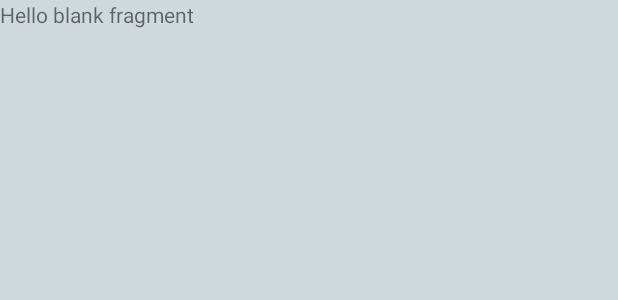
After one commit to MrZeRo2000/odeon-android, an Android app: the layout compositions_fragment.xml on its own in the app's theme, with its tools: preview values and no code run, on a phone screen of 412 x 824 dp. The commit adds this screen. Shown: the top 300 px of the screen. Run offline under Robolectric (Android 15) with nearby library versions, the phone set to English and light mode, and no system bars.

Commit message:
compositions and loading data

```diff
--- a/app/src/main/java/com/romanpulov/odeon/db/ArtifactDAO.java
+++ b/app/src/main/java/com/romanpulov/odeon/db/ArtifactDAO.java
@@ -17,6 +17,6 @@ public interface ArtifactDAO {
     @Query("SELECT * FROM artifacts")
     List<Artifact> getAll();
 
-    @Query("SELECT * FROM artifacts WHERE arts_id = :artistId ORDER BY artf_year, arts_id")
+    @Query("SELECT * FROM artifacts WHERE arts_id = :artistId ORDER BY artf_year, arts_id, artf_name")
     List<Artifact> getByArtist(int artistId);
 }
--- /dev/null
+++ b/app/src/main/res/layout/compositions_fragment.xml
@@ -0,0 +1,14 @@
+<?xml version="1.0" encoding="utf-8"?>
+<FrameLayout xmlns:android="http://schemas.android.com/apk/res/android"
+    xmlns:tools="http://schemas.android.com/tools"
+    android:layout_width="match_parent"
+    android:layout_height="match_parent"
+    tools:context=".CompositionsFragment">
+
+    <!-- TODO: Update blank fragment layout -->
+    <TextView
+        android:layout_width="match_parent"
+        android:layout_height="match_parent"
+        android:text="@string/hello_blank_fragment" />
+
+</FrameLayout>
```
Also changed, not shown: app/src/main/java/com/romanpulov/odeon/ArtifactsFragment.java (+16 -2 lines), app/src/main/java/com/romanpulov/odeon/ArtifactsRecyclerViewAdapter.java (+10 -0 lines), app/src/main/java/com/romanpulov/odeon/ArtistsViewModel.java (+39 -2 lines), app/src/main/java/com/romanpulov/odeon/CompositionsFragment.java (added, +63 -0 lines), app/src/main/res/navigation/artist_graph.xml (+10 -1 lines).
